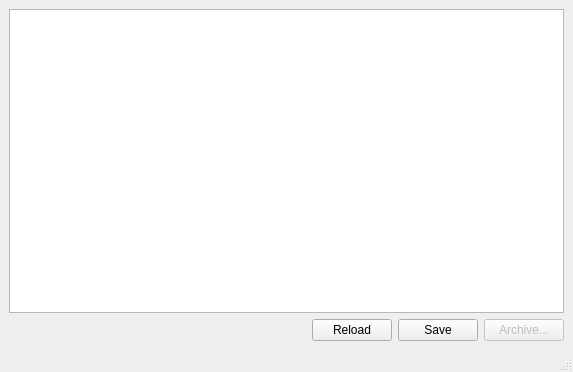
Before: the Qt Designer form ui/mainwindow.ui in sestei/pydaqconfig, drawn with Qt 5.
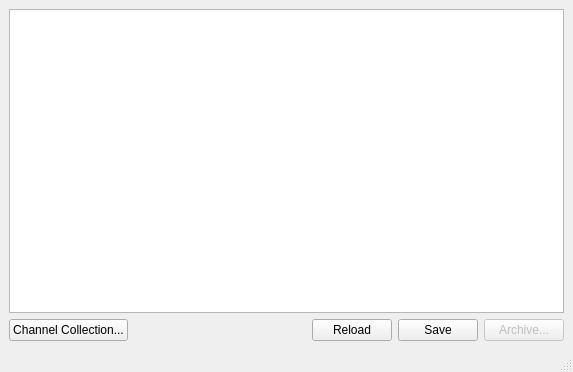
After: the same form once the commit is applied.

Commit message: first steps towards channel sets

The edit to the form file:
```diff
--- a/ui/mainwindow.ui
+++ b/ui/mainwindow.ui
@@ -24,6 +24,13 @@
     </item>
     <item>
      <layout class="QHBoxLayout" name="horizontalLayout">
+      <item>
+       <widget class="QPushButton" name="btnChannelSet">
+        <property name="text">
+         <string>Channel Collection...</string>
+        </property>
+       </widget>
+      </item>
       <item>
        <spacer name="horizontalSpacer">
         <property name="orientation">
```
The commit also changes 4 other files.
